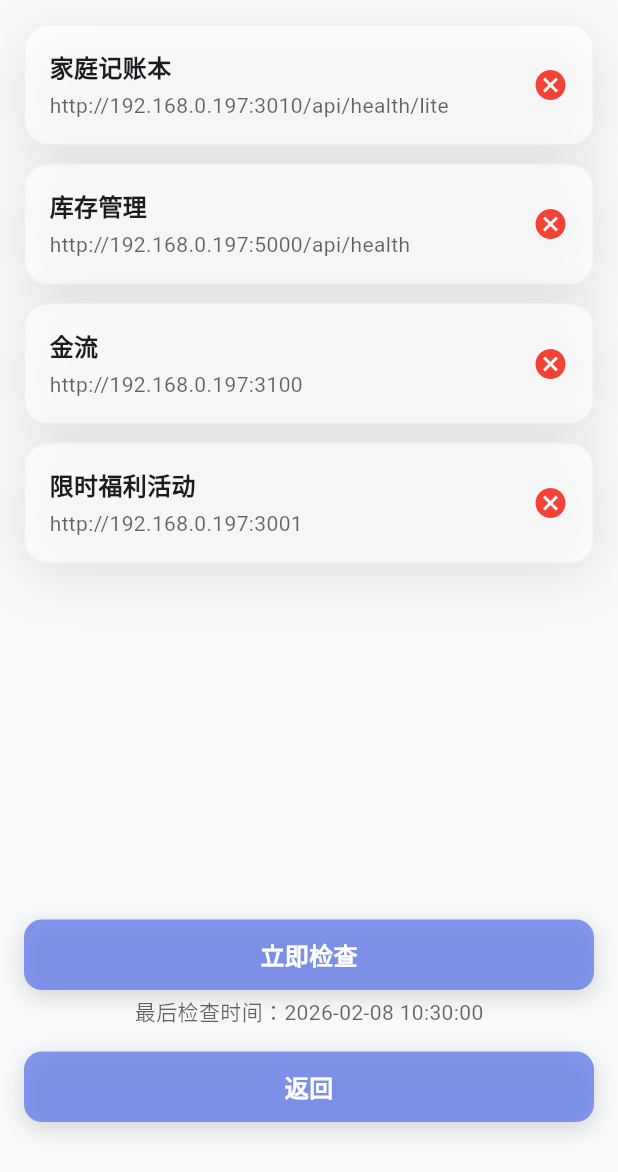
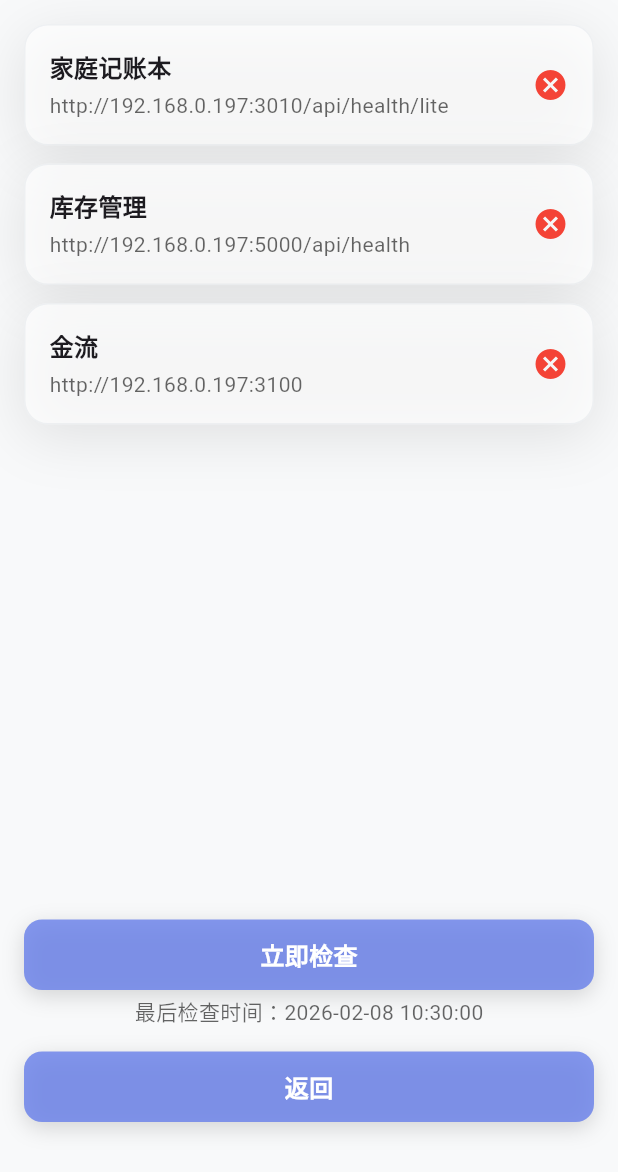
Before and after one commit to chronie-shizutoki/universal-lancher, a Flutter app: the screen it shows after launch, after a tap on "服务状态监控", on a phone screen of 412 x 824 dp. Shown: the top 1172 px of the screen. Run offline on Flutter 3.47's test engine with Material 3 defaults, Android fonts, the phone set to English and light mode, and no system bars; our stand-ins replace package_info_plus, permission_handler, shared_preferences; missing offline and left inert: network_info_plus; network calls fail; Roboto replaces fonts that are missing (system-ui).

Commit message:
refactor: remove deprecated service and related button
Remove the "限时福利活动" service entry and its corresponding button from the UI
as it's no longer needed in the application.

```diff
--- a/flutter_app/lib/pages/check_service_page.dart
+++ b/flutter_app/lib/pages/check_service_page.dart
@@ -146,12 +146,7 @@
       id: '3',
       name: '金流',
       url: 'http://192.168.0.197:3100',
-    ),
-    ServiceInfo(
-      id: '4',
-      name: '限时福利活动',
-      url: 'http://192.168.0.197:3001',
-    ),
+    )
   ];
 
   final Map<String, ServiceStatus> _statusMap = {};
--- a/flutter_app/lib/pages/home_page.dart
+++ b/flutter_app/lib/pages/home_page.dart
@@ -240,18 +240,7 @@
                               buttonGradientEnd: buttonGradientEnd,
                               textPrimary: textPrimary,
                               isDarkMode: isDarkMode,
-                            ),
-                            _buildButton(
-                              text: '限时福利活动',
-                              isPrimary: true,
-                              onPressed: () {
-                                _navigateToUrl('http://192.168.0.197:3001');
-                              },
-                              buttonGradientStart: buttonGradientStart,
-                              buttonGradientEnd: buttonGradientEnd,
-                              textPrimary: textPrimary,
-                              isDarkMode: isDarkMode,
-                            ),
+                            )
                           ],
                         ),
                         // 服务状态监控按钮（web平台不可见）
```
